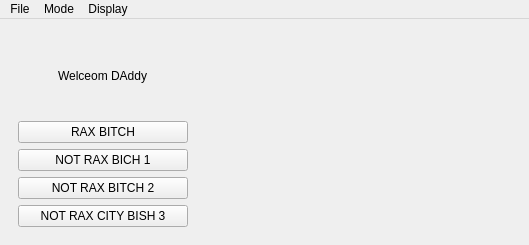
This is gui_layout.ui in PeterDulworth/PhyloVis as Qt 5 draws it before an edit. The edited form follows.
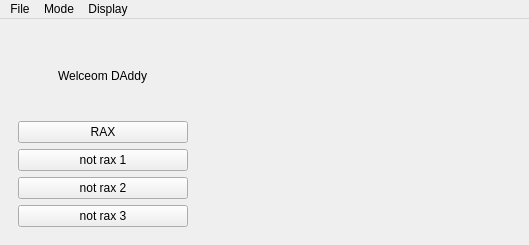
This is the edited form.

```diff
--- a/gui_layout.ui
+++ b/gui_layout.ui
@@ -93,7 +93,7 @@
                <enum>Qt::NoFocus</enum>
               </property>
               <property name="text">
-               <string>RAX BITCH</string>
+               <string>RAX</string>
               </property>
              </widget>
             </item>
@@ -103,7 +103,7 @@
                <enum>Qt::NoFocus</enum>
               </property>
               <property name="text">
-               <string>NOT RAX BICH 1</string>
+               <string>not rax 1</string>
               </property>
              </widget>
             </item>
@@ -113,7 +113,7 @@
                <enum>Qt::NoFocus</enum>
               </property>
               <property name="text">
-               <string>NOT RAX BITCH 2</string>
+               <string>not rax 2</string>
               </property>
              </widget>
             </item>
@@ -123,7 +123,7 @@
                <enum>Qt::NoFocus</enum>
               </property>
               <property name="text">
-               <string>NOT RAX CITY BISH 3</string>
+               <string>not rax 3</string>
               </property>
              </widget>
             </item>
```
